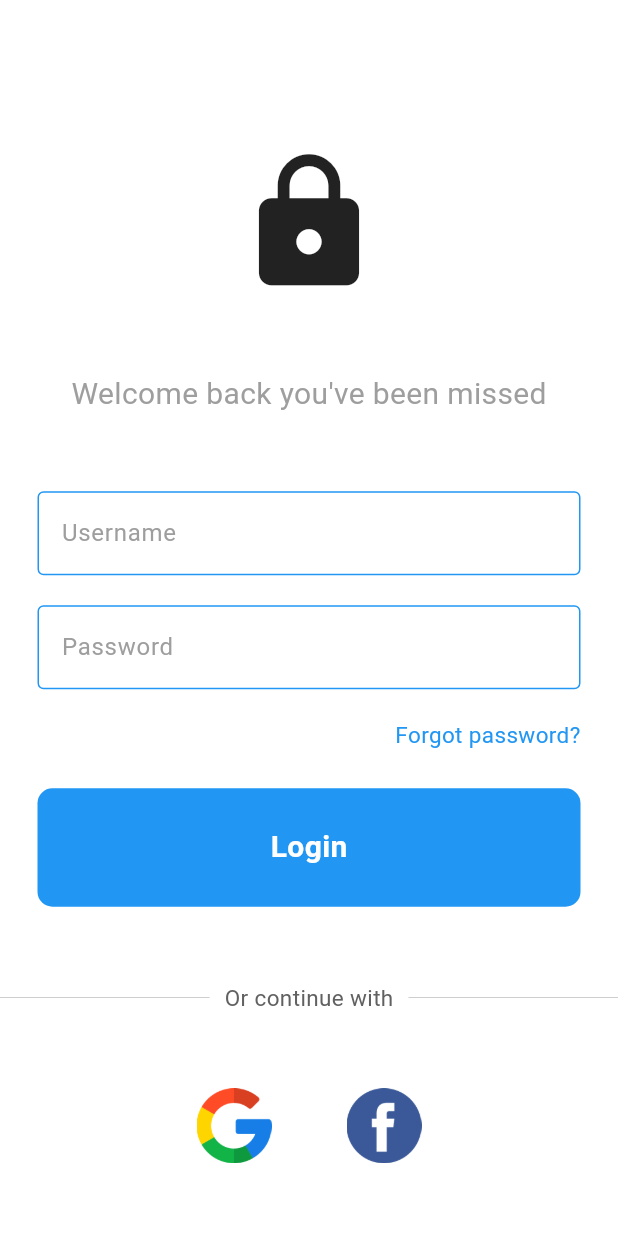
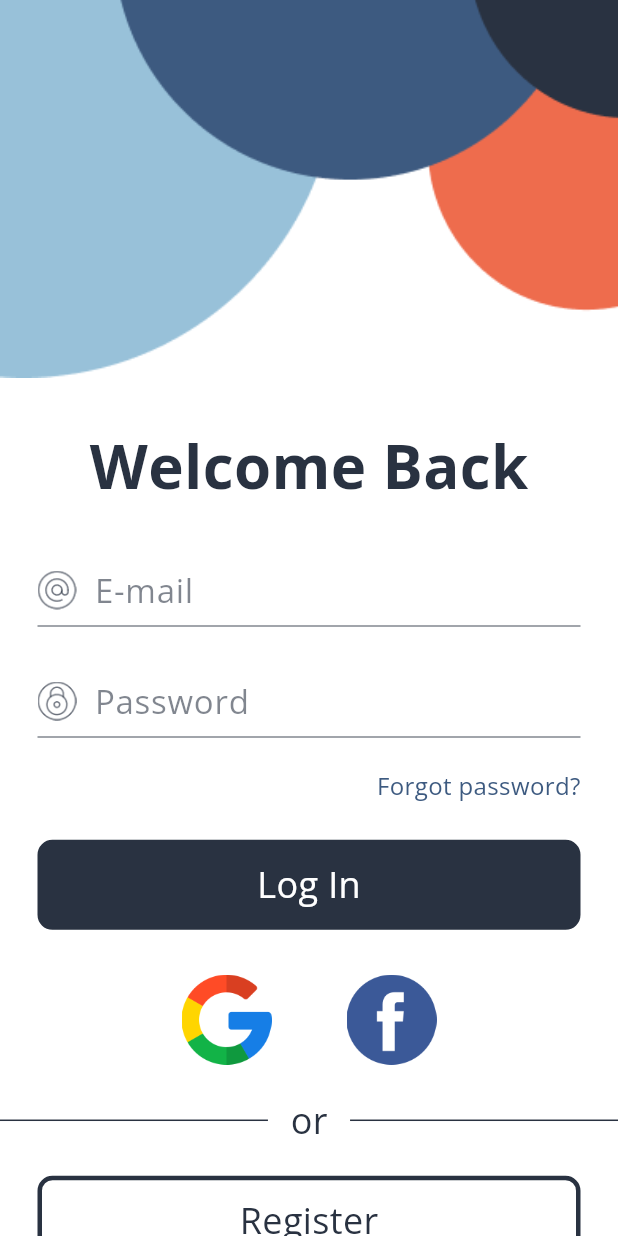
Before and after one commit to Coordimate/App, a Flutter app: the screen it shows after launch, on a phone screen of 412 x 824 dp. Run offline on Flutter 3.47's test engine with Material 3 defaults, Android fonts, the phone set to English and light mode, and no system bars.

Commit message:
Created login page, added fonts and colors

```diff
--- /dev/null
+++ b/lib/components/colors.dart
@@ -0,0 +1,59 @@
+import 'package:flutter/material.dart';
+
+String hexDarkBlue = "#293241";
+String hexMediumBlue = "#3D5A80";
+String hexLightBlue = "#98C1D9";
+String hexOrange = "#EE6C4D";
+
+/// Construct a color from a hex code string, of the format #RRGGBB.
+Color hexToColor(String hexString, {String alpha = 'FF'}) {
+  return Color(int.parse(hexString.replaceFirst('#', '0x$alpha')));
+}
+
+const Color darkBlue = Color(0xFF293241);
+const Color mediumBlue = Color(0xFF3D5A80);
+const Color lightBlue = Color(0xFF98C1D9);
+const Color orange = Color(0xFFEE6C4D);
+const Color white = Color(0xFFFFFFFF);
+
+Color alphaDarkBlue = darkBlue.withAlpha(150);
+
+
+class AppColorScheme extends ColorScheme {
+  static const Color appDarkBlue = darkBlue;
+  static const Color appMediumBlue = mediumBlue;
+  static const Color appLightBlue = lightBlue;
+  static const Color appOrange = orange;
+  static const Color appWhite = white;
+  static Color alphaDarkBlue = const Color(0xFF293241).withAlpha(150);
+
+  const AppColorScheme({
+    primary = darkBlue,
+    primaryVariant = mediumBlue,
+    secondary = lightBlue,
+    secondaryVariant = orange,
+    surface = white,
+    background = white,
+    error = orange,
+    onPrimary = white,
+    onSecondary = darkBlue,
+    onSurface = darkBlue,
+    onBackground = darkBlue,
+    onError = white,
+    brightness = Brightness.light,
+  }) : super(
+    primary: primary,
+    // primaryVariant: primaryVariant,
+    secondary: secondary,
+    // secondaryVariant: secondaryVariant,
+    surface: surface,
+    background: background,
+    error: error,
+    onPrimary: onPrimary,
+    onSecondary: onSecondary,
+    onSurface: onSurface,
+    onBackground: onBackground,
+    onError: onError,
+    brightness: brightness,
+  );
+}
--- a/lib/components/login_button.dart
+++ b/lib/components/login_button.dart
@@ -1,3 +1,4 @@
+import 'package:coordimate/components/colors.dart';
 import 'package:flutter/material.dart';
 
 class LoginButton extends StatelessWidget {
@@ -15,19 +16,20 @@ class LoginButton extends StatelessWidget {
     return GestureDetector(
       onTap: onTap,
       child: Container(
-        padding: EdgeInsets.all(25),
-        margin: EdgeInsets.symmetric(horizontal: 25),
+        padding: const EdgeInsets.all(10),
+        margin: const EdgeInsets.symmetric(horizontal: 25),
         decoration: BoxDecoration(
-          color: Colors.blue,
+          color: darkBlue,
+          border: Border.all(color: darkBlue, width: 3),
           borderRadius: BorderRadius.circular(10),
         ),
         child: Center(
           child: Text(
             text,
-            style: TextStyle(
+            style: const TextStyle(
                 color: Colors.white,
-                fontWeight: FontWeight.bold,
-                fontSize: 20
+                // fontWeight: FontWeight.bold,
+                fontSize: 24
             ),
           ),
         ),
@@ -35,3 +37,38 @@ class LoginButton extends StatelessWidget {
     );
   }
 }
+
+class LoginEmptyButton extends LoginButton {
+
+  const LoginEmptyButton({
+    super.key,
+    required super.text,
+    required super.onTap
+  });
+
+  @override
+  Widget build(BuildContext context) {
+    return GestureDetector(
+      onTap: onTap,
+      child: Container(
+        padding: const EdgeInsets.all(10),
+        margin: const EdgeInsets.symmetric(horizontal: 25),
+        decoration: BoxDecoration(
+          border: Border.all(color: darkBlue, width: 3), // Dark blue border
+          borderRadius: BorderRadius.circular(10),
+          color: Colors.white, // White fill color
+        ),
+        child: Center(
+          child: Text(
+            text,
+            style: const TextStyle(
+              color: darkBlue, // Dark blue text color
+              // fontWeight: FontWeight.bold,
+              fontSize: 24,
+            ),
+          ),
+        ),
+      ),
+    );
+  }
+}
--- a/lib/components/login_text_field.dart
+++ b/lib/components/login_text_field.dart
@@ -1,3 +1,4 @@
+import 'package:coordimate/components/colors.dart';
 import 'package:flutter/material.dart';
 
 class LoginTextField extends StatelessWidget {
@@ -5,13 +6,16 @@ class LoginTextField extends StatelessWidget {
   final String hintText;
   final bool obscureText;
   final String label;
+  final String icon;
 
   const LoginTextField({
     super.key,
     required this.controller,
     required this.hintText,
     required this.obscureText,
-    required this.label});
+    required this.label,
+    required this.icon
+  });
 
   @override
   Widget build(BuildContext context) {
@@ -20,21 +24,36 @@ class LoginTextField extends StatelessWidget {
       child: TextField(
         controller: controller,
         obscureText: obscureText, // for hiding password
+        style: const TextStyle(
+          fontSize: 22,
+          color: darkBlue,
+        ),
         decoration: InputDecoration(
-          enabledBorder: const OutlineInputBorder(
+          enabledBorder: UnderlineInputBorder(
             borderSide: BorderSide(
-              color: Colors.blue,
+              color: alphaDarkBlue,
             ),
           ),
-          focusedBorder: const OutlineInputBorder(
+          focusedBorder: const UnderlineInputBorder(
             borderSide: BorderSide(
-              color: Colors.black,
+              color: darkBlue,
             ),
           ),
-          labelText: label,
-          labelStyle: TextStyle(color: Colors.grey[500]),
+          // labelText: label,
+          // labelStyle: TextStyle(color: Colors.grey[500]),
           hintText: hintText,
-          hintStyle: TextStyle(color: Colors.grey[500]),
+          hintStyle: TextStyle(color: alphaDarkBlue),
+          prefixIcon: Padding(
+            padding: const EdgeInsets.only(right: 8.0),
+            child: Image.asset(
+              icon,
+              height: 26,
+              width: 26,
+            ),
+          ),
+          prefixIconConstraints: const BoxConstraints(
+            minWidth: 0,
+          ),
         ),
       ),
     );
--- a/lib/components/square_tile.dart
+++ b/lib/components/square_tile.dart
@@ -11,10 +11,16 @@ class SquareTile extends StatelessWidget {
   Widget build(BuildContext context) {
     return Container(
       // padding: EdgeInsets.all(20),
+      // decoration: BoxDecoration(
+        // border: Border.all(
+        //   color: Colors.grey,
+        //   width: 1,
+        // ),
+      // ),
       child: Image.asset(
         imagePath,
-        height: 50,
-        width: 50,
+        height: 60,
+        width: 60,
       ),
     );
   }
--- a/lib/main.dart
+++ b/lib/main.dart
@@ -13,7 +13,8 @@ class MyApp extends StatelessWidget {
   Widget build(BuildContext context) {
     return MaterialApp(
       debugShowCheckedModeBanner: false,
+      theme: ThemeData(fontFamily: 'OpenSans'),
       home: LoginPage()
-    ); // MaterialApp
+    );
   }
 }
--- a/lib/pages/login_page.dart
+++ b/lib/pages/login_page.dart
@@ -1,6 +1,7 @@
 import 'package:coordimate/components/login_button.dart';
 import 'package:coordimate/components/login_text_field.dart';
 import 'package:coordimate/components/square_tile.dart';
+import 'package:coordimate/components/colors.dart';
 import 'package:flutter/material.dart';
 
 class LoginPage extends StatelessWidget {
@@ -9,51 +10,64 @@ class LoginPage extends StatelessWidget {
   final usernameController = TextEditingController();
   final passwordController = TextEditingController();
 
+  final String pathEmail = 'lib/images/email.png';
+  final String pathLock = 'lib/images/lock.png';
+  final String backgroundImage = 'lib/images/circles.png';
+
   void signUserIn() {}
+
+  void goToRegisterPage() {}
 
   @override
   Widget build(BuildContext context) {
     return Scaffold(
       backgroundColor: Colors.white,
-      body: SafeArea(
-        child: Center(
+      body: Center(
         child: Column(
-            mainAxisAlignment: MainAxisAlignment.center,
+          // mainAxisAlignment: MainAxisAlignment.center,
           children: [
 
-              const SizedBox(height: 50),
-
-              const Icon(
-                Icons.lock,
-                size: 100,
+            ClipRect(
+              child: Align(
+                alignment: Alignment.bottomCenter,
+                heightFactor: 0.8, // Adjust this value to crop from the top
+                child: Image.asset(
+                  backgroundImage,
+                  fit: BoxFit.cover,
+                  width: double.infinity,
+                ),
+              ),
             ),
 
-              const SizedBox(height: 50),
+            const SizedBox(height: 30),
 
             const Text(
-                  "Welcome back you've been missed",
+                "Welcome Back",
                 style: TextStyle(
-                      color: Colors.grey,
-                      fontSize: 20,
+                    color: darkBlue,
+                    fontSize: 40,
+                    fontWeight: FontWeight.bold,
                 )
             ),
 
-              const SizedBox(height: 50),
+            const SizedBox(height: 30),
 
             LoginTextField(
               controller: usernameController,
-                hintText: "Enter your username",
-                label: "Username",
-                obscureText: false
+              hintText: "E-mail",
+              label: "E-mail",
+              obscureText: false,
+              icon: pathEmail,
             ),
 
-              const SizedBox(height: 20),
+            const SizedBox(height: 25),
 
             LoginTextField(
               controller: passwordController,
-                hintText: "Enter your password",
+              hintText: "Password",
               label: "Password",
-                obscureText: true
+              obscureText: true,
+              icon: pathLock,
             ),
 
             const SizedBox(height: 20),
@@ -66,8 +80,8 @@ class LoginPage extends StatelessWidget {
                   Text(
                     "Forgot password?",
                     style: TextStyle(
-                        color: Colors.blue,
-                        fontSize: 15,
+                      color: mediumBlue,
+                      fontSize: 16,
                     ),
                   ),
                 ],
@@ -78,54 +92,59 @@ class LoginPage extends StatelessWidget {
 
             LoginButton(
                 onTap: signUserIn,
-                  text: "Login"
+                text: "Log In"
             ),
 
-              const SizedBox(height: 50),
+            const SizedBox(height: 30),
 
-              Row(
+            const Row (
+              mainAxisAlignment: MainAxisAlignment.center,
+              children: [
+                SquareTile(imagePath: 'lib/images/google.png'),
+
+                SizedBox(width: 50),
+
+                SquareTile(imagePath: 'lib/images/facebook.png'),
+              ],
+            ),
+
+            const SizedBox(height: 20),
+
+            const Row(
               children: [
                 Expanded(
                   child: Divider(
-                        thickness: 0.5,
-                        color: Colors.grey[400],
+                    thickness: 1,
+                    color: darkBlue,
                   ),
                 ),
                 Padding(
-                    padding: const EdgeInsets.symmetric(horizontal: 10.0),
+                  padding: EdgeInsets.symmetric(horizontal: 15.0),
                   child: Text(
-                        "Or continue with",
+                    "or",
                     style: TextStyle(
-                          color: Colors.grey[700],
-                          fontSize: 15,
+                      color: darkBlue,
+                      fontSize: 24,
                     ),
                   ),
                 ),
                 Expanded(
                   child: Divider(
-                        thickness: 0.5,
-                        color: Colors.grey[400],
+                    thickness: 1,
+                    color: darkBlue,
                   ),
                 ),
               ],
             ),
 
-              const SizedBox(height: 50),
+            const SizedBox(height: 20),
 
-              Row (
-                mainAxisAlignment: MainAxisAlignment.center,
-                children: [
-                  SquareTile(imagePath: 'lib/images/google.png'),
-
-                  const SizedBox(width: 50),
-
-                  SquareTile(imagePath: 'lib/images/facebook.png'),
-                ],
-              )
-
+            LoginEmptyButton(
+                text: "Register",
+                onTap: goToRegisterPage
+            ),
 
           ],
-          ),
         ),
       ),
     );
```
Also changed, not shown: pubspec.yaml (+22 -0 lines), lib/fonts/OpenSans-Bold.ttf (added), lib/fonts/OpenSans-BoldItalic.ttf (added), lib/fonts/OpenSans-Italic.ttf (added), lib/fonts/OpenSans-Light.ttf (added), lib/fonts/OpenSans-LightItalic.ttf (added), lib/fonts/OpenSans-Regular.ttf (added), lib/fonts/OpenSans-SemiBold.ttf (added), lib/fonts/OpenSans-SemiBoldItalic.ttf (added), lib/images/circles.png (added), lib/images/email.png (added), lib/images/lock.png (added), lib/images/person.png (added), 1 other file. Lines whose indentation alone changed are shown as unchanged.
